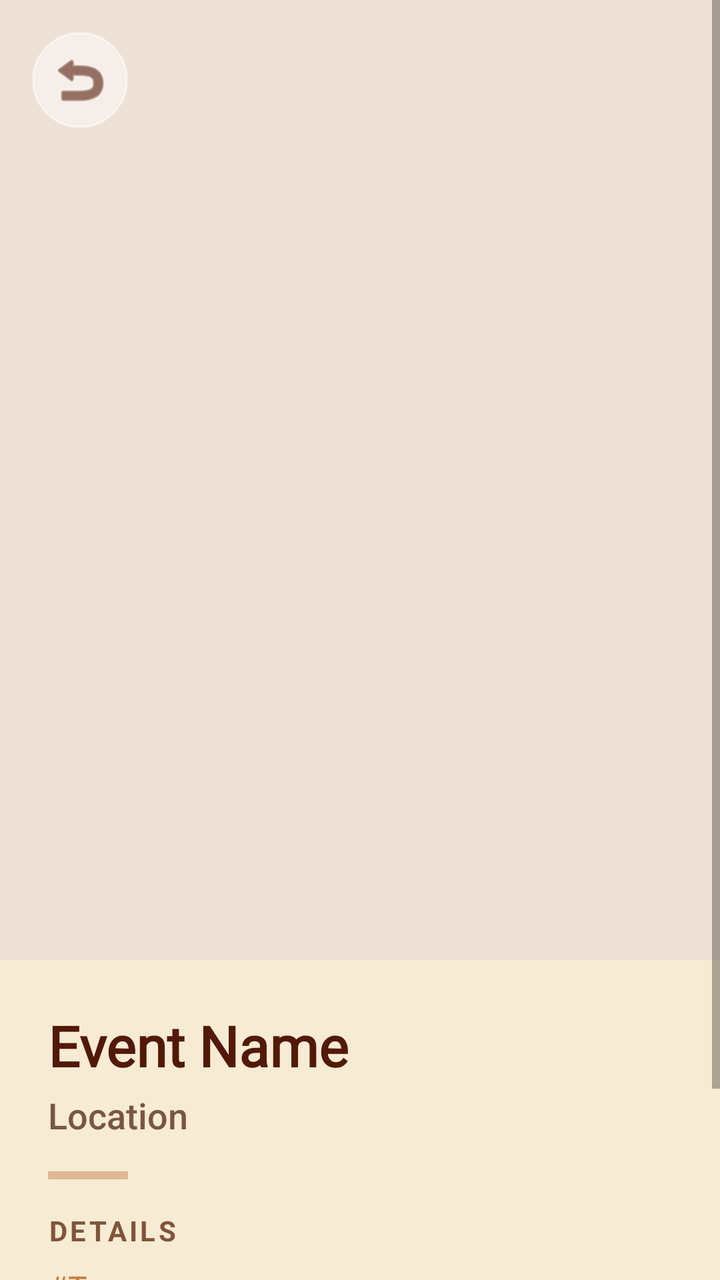
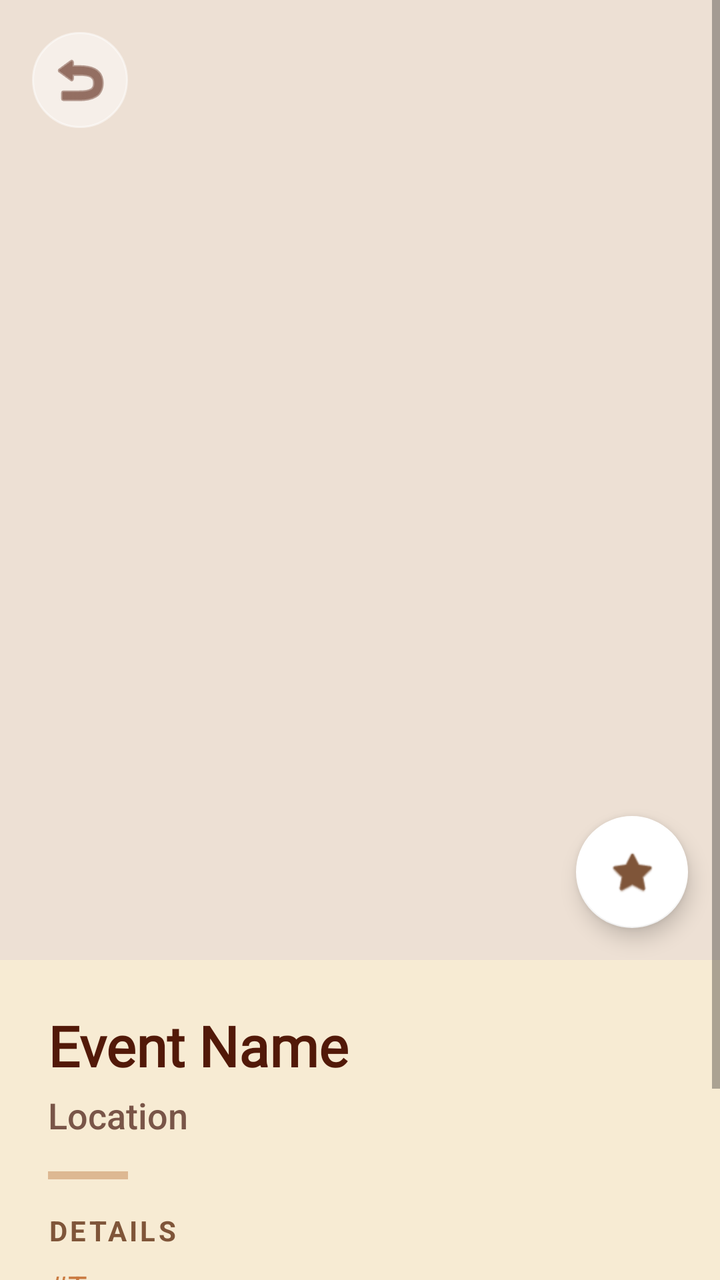

An Android layout rendered at two revisions. The XML below is the earlier revision; the diff shows what the commit changed to produce the second picture.
<!-- AndroidManifest.xml: application theme Theme.Styleswipe -->
<!-- res/layout/activity_outfit_detail.xml -->
<?xml version="1.0" encoding="utf-8"?>
<ScrollView xmlns:android="http://schemas.android.com/apk/res/android"
    xmlns:app="http://schemas.android.com/apk/res-auto"
    android:layout_width="match_parent"
    android:layout_height="match_parent"
    android:fillViewport="true"
    android:background="@color/style_cream">

    <androidx.constraintlayout.widget.ConstraintLayout
        android:layout_width="match_parent"
        android:layout_height="wrap_content">

        <ImageView
            android:id="@+id/detailImage"
            android:layout_width="match_parent"
            android:layout_height="0dp"
            android:scaleType="fitCenter"
            android:adjustViewBounds="true"
            app:layout_constraintDimensionRatio="H,3:4"
            app:layout_constraintTop_toTopOf="parent"
            app:layout_constraintStart_toStartOf="parent"
            app:layout_constraintEnd_toEndOf="parent"
            android:background="@color/style_light_peachy"/>

        <ImageButton
            android:id="@+id/backBtn"
            android:layout_width="48dp"
            android:layout_height="48dp"
            android:layout_margin="16dp"
            android:src="@android:drawable/ic_menu_revert"
            android:background="@drawable/dialog_bg"
            android:backgroundTint="#80FFFFFF"
            app:layout_constraintTop_toTopOf="parent"
            app:layout_constraintStart_toStartOf="parent"
            app:tint="@color/style_dark_brown"
            android:contentDescription="Back"/>

        <LinearLayout
            android:id="@+id/textContainer"
            android:layout_width="match_parent"
            android:layout_height="wrap_content"
            android:orientation="vertical"
            android:padding="24dp"
            app:layout_constraintTop_toBottomOf="@id/detailImage">

            <TextView
                android:id="@+id/detailEvent"
                android:layout_width="match_parent"
                android:layout_height="wrap_content"
                android:text="Event Name"
                android:textColor="@color/style_dark_brown"
                android:textSize="28sp"
                android:textStyle="bold"
                android:fontFamily="@font/arena_rvwak"/>

            <TextView
                android:id="@+id/detailLocation"
                android:layout_width="match_parent"
                android:layout_height="wrap_content"
                android:text="Location"
                android:textColor="@color/style_brown"
                android:textSize="18sp"
                android:layout_marginTop="4dp"
                android:fontFamily="sans-serif-medium"/>

            <View
                android:layout_width="40dp"
                android:layout_height="4dp"
                android:background="@color/style_way_peachy"
                android:layout_marginTop="16dp"
                android:layout_marginBottom="16dp"/>

            <TextView
                android:layout_width="wrap_content"
                android:layout_height="wrap_content"
                android:text="Details"
                android:textColor="@color/style_chocolate"
                android:textSize="14sp"
                android:textStyle="bold"
                android:textAllCaps="true"
                android:letterSpacing="0.1"/>

            <TextView
                android:id="@+id/detailTags"
                android:layout_width="match_parent"
                android:layout_height="wrap_content"
                android:text="#Tags"
                android:textColor="@color/style_tan"
                android:textSize="16sp"
                android:layout_marginTop="8dp"/>

            <TextView
                android:id="@+id/detailNotes"
                android:layout_width="match_parent"
                android:layout_height="wrap_content"
                android:text="Notes go here..."
                android:textColor="@color/style_dark_brown"
                android:textSize="16sp"
                android:layout_marginTop="12dp"
                android:lineSpacingExtra="4dp"/>

            <TextView
                android:id="@+id/detailDate"
                android:layout_width="wrap_content"
                android:layout_height="wrap_content"
                android:text="Saved on Oct 12, 2024"
                android:textColor="@color/style_gray"
                android:textSize="12sp"
                android:layout_marginTop="24dp"/>

        </LinearLayout>

    </androidx.constraintlayout.widget.ConstraintLayout>
</ScrollView>
<!-- resources referenced by this layout -->
<resources>
  <color name="style_brown">#795548</color>
  <color name="style_chocolate">#7F5539</color>
  <color name="style_cream">#F7EBD3</color>
  <color name="style_dark_brown">#521908</color>
  <color name="style_gray">#9E9E9E</color>
  <color name="style_light_peachy">#EDE0D4</color>
  <color name="style_tan">#CA7B42</color>
  <color name="style_way_peachy">#DDB892</color>
  <!-- drawable dialog_bg (drawable) -->
  <?xml version="1.0" encoding="utf-8"?>
  <shape xmlns:android="http://schemas.android.com/apk/res/android">
      <solid android:color="@color/style_cream" />
      <corners android:radius="28dp" />
      <stroke android:width="1dp" android:color="@color/style_light_peachy" />
  </shape>
  <style name="Theme.Styleswipe" parent="Theme.MaterialComponents.Light.NoActionBar">
          
          <item name="colorPrimary">@color/style_caramel</item>
          <item name="colorPrimaryVariant">@color/style_chocolate</item>
          <item name="colorOnPrimary">@color/white</item>
          
          <item name="colorSecondary">@color/style_peach</item>
          <item name="colorSecondaryVariant">@color/style_tan</item>
          <item name="colorOnSecondary">@color/black</item>
          
          <item name="android:statusBarColor">?attr/colorPrimaryVariant</item>
          
          <item name="alertDialogTheme">@style/CustomAlertDialogTheme</item>
      </style>
  <color name="style_caramel">#9C6644</color>
  <color name="white">#FFFFFFFF</color>
  <color name="style_peach">#FFDBAF</color>
  <color name="black">#FF000000</color>
  <style name="CustomAlertDialogTheme" parent="Theme.MaterialComponents.Light.Dialog.Alert">
          <item name="android:windowBackground">@android:color/transparent</item>
          <item name="android:background">@drawable/dialog_bg</item>
          <item name="colorPrimary">@color/style_dark_brown</item> 
          <item name="colorAccent">@color/style_chocolate</item> 
          <item name="android:textColor">@color/style_dark_brown</item>
          <item name="android:textColorPrimary">@color/style_dark_brown</item>
          <item name="android:fontFamily">@font/arena_rvwak</item>
          <item name="buttonBarPositiveButtonStyle">@style/CustomDialogButtonStyle</item>
          <item name="buttonBarNegativeButtonStyle">@style/CustomDialogButtonStyle</item>
      </style>
  <style name="CustomDialogButtonStyle" parent="Widget.MaterialComponents.Button.TextButton">
          <item name="android:textColor">@color/style_chocolate</item>
          <item name="android:fontFamily">@font/arena_rvwak</item>
          <item name="android:textAllCaps">true</item>
          <item name="android:textStyle">bold</item>
      </style>
</resources>

<!-- the commit's change to res/layout/activity_outfit_detail.xml (unified diff, before → after) -->
@@ -34,6 +34,19 @@
             app:layout_constraintStart_toStartOf="parent"
             app:tint="@color/style_dark_brown"
             android:contentDescription="Back"/>
+
+        <com.google.android.material.floatingactionbutton.FloatingActionButton
+            android:id="@+id/favBtn"
+            android:layout_width="wrap_content"
+            android:layout_height="wrap_content"
+            android:layout_margin="16dp"
+            android:src="@android:drawable/btn_star_big_off"
+            app:backgroundTint="@color/white"
+            app:fabSize="normal"
+            app:layout_constraintBottom_toBottomOf="@id/detailImage"
+            app:layout_constraintEnd_toEndOf="parent"
+            app:tint="@color/style_chocolate"
+            android:contentDescription="Favorite" />
 
         <LinearLayout
             android:id="@+id/textContainer"
